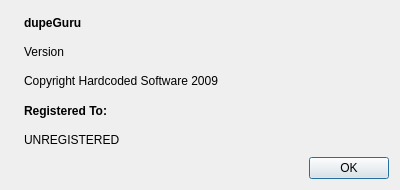
Qt form ui/about_box.ui (hsoft/qtlib) before a commit.
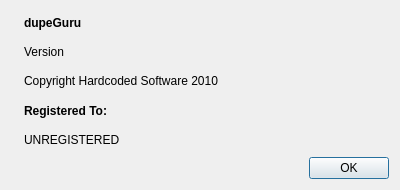
The same form after that commit.

Commit message: Changed copyright year to 2010

Diff of the .ui file:
```diff
--- a/ui/about_box.ui
+++ b/ui/about_box.ui
@@ -52,7 +52,7 @@
      <item>
       <widget class="QLabel" name="label_3">
        <property name="text">
-        <string>Copyright Hardcoded Software 2009</string>
+        <string>Copyright Hardcoded Software 2010</string>
        </property>
       </widget>
      </item>
```
The commit also changes 10 other files.
